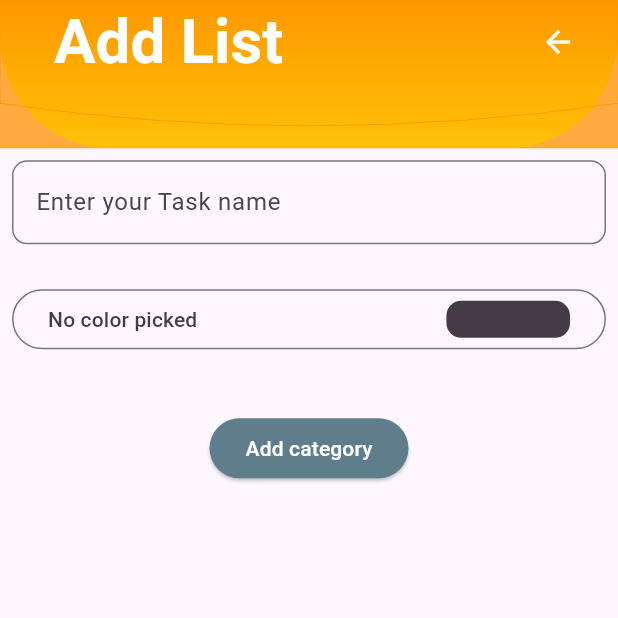
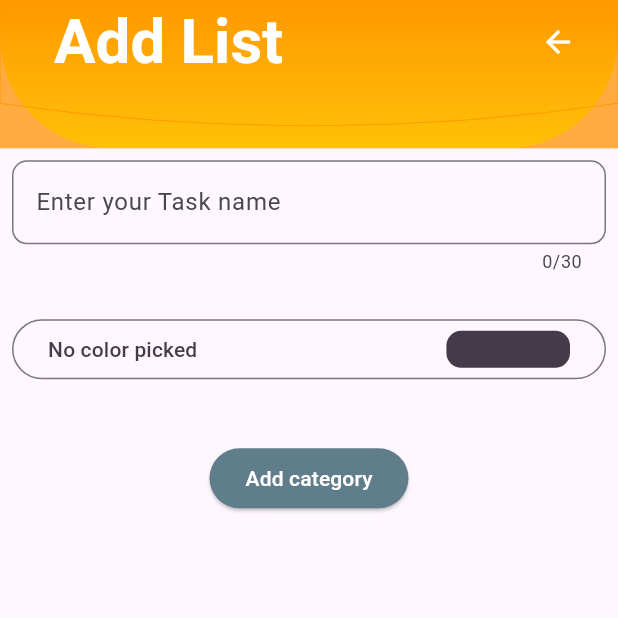
Before and after one commit to RizoanHossainRishad/TaskPlanner-flutter, a Flutter app: the AddList screen opened directly, on a phone screen of 412 x 824 dp, the top half of it. Run offline on Flutter 3.47's test engine with Material 3 defaults, Android fonts, the phone set to English and light mode, and no system bars; our stand-ins replace dotted_border, flutter_colorpicker, sqflite; accounts and stored records are empty.

Commit message:
Minor adjustments

```diff
--- a/lib/screens/add_list.dart
+++ b/lib/screens/add_list.dart
@@ -216,7 +216,9 @@ class _AddListState extends State<AddList> {
 TextField _buildTextField(TextEditingController s, String hint) {
   return TextField(
     controller: s,
+    maxLength: 30,
     decoration: InputDecoration(
+
       hintText: hint,
       border: OutlineInputBorder(borderRadius: BorderRadius.circular(10)),
     ),
```
Also changed, not shown: lib/screens/task_screen.dart (+5 -5 lines), project_showcase/1st Screen.jpg (added), project_showcase/Add_list_screen.jpg (added), project_showcase/List_added.jpg (added), project_showcase/add_list_colorpicker.jpg (added), project_showcase/added_task.jpg (added), project_showcase/adding_newTask.jpg (added), project_showcase/data_picker_task.jpg (added), project_showcase/list_deletion_alert.jpg (added), project_showcase/onComplete_task.jpg (added), project_showcase/onclick_list_taskScreen.jpg (added), project_showcase/predefined_categories_task.jpg (added), project_showcase/time_picker_task.jpg (added), project_showcase/top_info_button.jpg (added), 2 more files, 1 other file.
